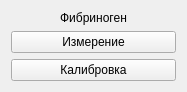
Qt form choisedialog/ko3.ui (krang4d/Agrekola) before a commit.
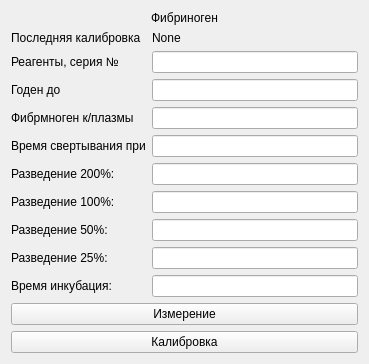
The same form after that commit.

Commit message: add to choisedialog a calibration data

The edit to the form file:
```diff
--- a/choisedialog/ko3.ui
+++ b/choisedialog/ko3.ui
@@ -6,51 +6,161 @@
    <rect>
     <x>0</x>
     <y>0</y>
-    <width>187</width>
-    <height>91</height>
+    <width>369</width>
+    <height>344</height>
    </rect>
   </property>
   <property name="windowTitle">
    <string>Form</string>
   </property>
-  <layout class="QVBoxLayout" name="verticalLayout_2">
+  <layout class="QVBoxLayout" name="verticalLayout">
    <item>
-    <layout class="QVBoxLayout" name="verticalLayout">
-     <item>
-      <widget class="QLabel" name="label">
+    <widget class="QLabel" name="label">
+     <property name="text">
+      <string>Фибриноген</string>
+     </property>
+     <property name="alignment">
+      <set>Qt::AlignCenter</set>
+     </property>
+     <property name="buddy">
+      <cstring>startButton</cstring>
+     </property>
+    </widget>
+   </item>
+   <item>
+    <layout class="QFormLayout" name="formLayout_5">
+     <item row="0" column="0">
+      <widget class="QLabel" name="label_54">
        <property name="text">
-        <string>Фибриноген</string>
+        <string>Последняя калибровка</string>
        </property>
-       <property name="alignment">
-        <set>Qt::AlignCenter</set>
+      </widget>
+     </item>
+     <item row="0" column="1">
+      <widget class="QLabel" name="label_calibrationData_7">
+       <property name="minimumSize">
+        <size>
+         <width>40</width>
+         <height>0</height>
+        </size>
        </property>
-       <property name="buddy">
-        <cstring>startButton</cstring>
+       <property name="text">
+        <string>None</string>
        </property>
       </widget>
      </item>
-     <item>
-      <widget class="QPushButton" name="startButton">
+     <item row="1" column="0">
+      <widget class="QLabel" name="label_56">
        <property name="text">
-        <string>Измерение</string>
+        <string>Реагенты, серия №</string>
        </property>
-       <property name="shortcut">
-        <string>Return</string>
+      </widget>
+     </item>
+     <item row="1" column="1">
+      <widget class="QLineEdit" name="lineEdit_28"/>
+     </item>
+     <item row="2" column="0">
+      <widget class="QLabel" name="label_22">
+       <property name="text">
+        <string>Годен до</string>
        </property>
       </widget>
      </item>
-     <item>
-      <widget class="QPushButton" name="calibr1Button">
+     <item row="2" column="1">
+      <widget class="QLineEdit" name="lineEdit_29"/>
+     </item>
+     <item row="3" column="0">
+      <widget class="QLabel" name="label_57">
        <property name="text">
-        <string>Калибровка</string>
+        <string>Фибрмноген к/плазмы</string>
        </property>
-       <property name="shortcut">
-        <string>Ctrl+Return</string>
+      </widget>
+     </item>
+     <item row="3" column="1">
+      <widget class="QLineEdit" name="lineEdit_30"/>
+     </item>
+     <item row="4" column="0">
+      <widget class="QLabel" name="label_58">
+       <property name="text">
+        <string>Время свертывания при</string>
        </property>
       </widget>
      </item>
+     <item row="4" column="1">
+      <widget class="QLineEdit" name="lineEdit_31"/>
+     </item>
+     <item row="5" column="0">
+      <widget class="QLabel" name="label_59">
+       <property name="text">
+        <string>Разведение 200%:</string>
+       </property>
+      </widget>
+     </item>
+     <item row="5" column="1">
+      <widget class="QLineEdit" name="lineEdit_32"/>
+     </item>
+     <item row="6" column="0">
+      <widget class="QLabel" name="label_60">
+       <property name="text">
+        <string>Разведение 100%:</string>
+       </property>
+      </widget>
+     </item>
+     <item row="6" column="1">
+      <widget class="QLineEdit" name="lineEdit_33"/>
+     </item>
+     <item row="7" column="0">
+      <widget class="QLabel" name="label_55">
+       <property name="text">
+        <string>Разведение 50%:</string>
+       </property>
+      </widget>
+     </item>
+     <item row="7" column="1">
+      <widget class="QLineEdit" name="lineEdit_34"/>
+     </item>
+     <item row="8" column="0">
+      <widget class="QLabel" name="label_63">
+       <property name="text">
+        <string>Разведение 25%:</string>
+       </property>
+      </widget>
+     </item>
+     <item row="8" column="1">
+      <widget class="QLineEdit" name="lineEdit_35"/>
+     </item>
+     <item row="9" column="0">
+      <widget class="QLabel" name="label_61">
+       <property name="text">
+        <string>Время инкубация:</string>
+       </property>
+      </widget>
+     </item>
+     <item row="9" column="1">
+      <widget class="QLineEdit" name="lineEdit_4"/>
+     </item>
     </layout>
    </item>
+   <item>
+    <widget class="QPushButton" name="startButton">
+     <property name="text">
+      <string>Измерение</string>
+     </property>
+     <property name="shortcut">
+      <string>Return</string>
+     </property>
+    </widget>
+   </item>
+   <item>
+    <widget class="QPushButton" name="calibr1Button">
+     <property name="text">
+      <string>Калибровка</string>
+     </property>
+     <property name="shortcut">
+      <string>Ctrl+Return</string>
+     </property>
+    </widget>
+   </item>
   </layout>
  </widget>
  <resources/>
```
The commit also changes 8 other files.
